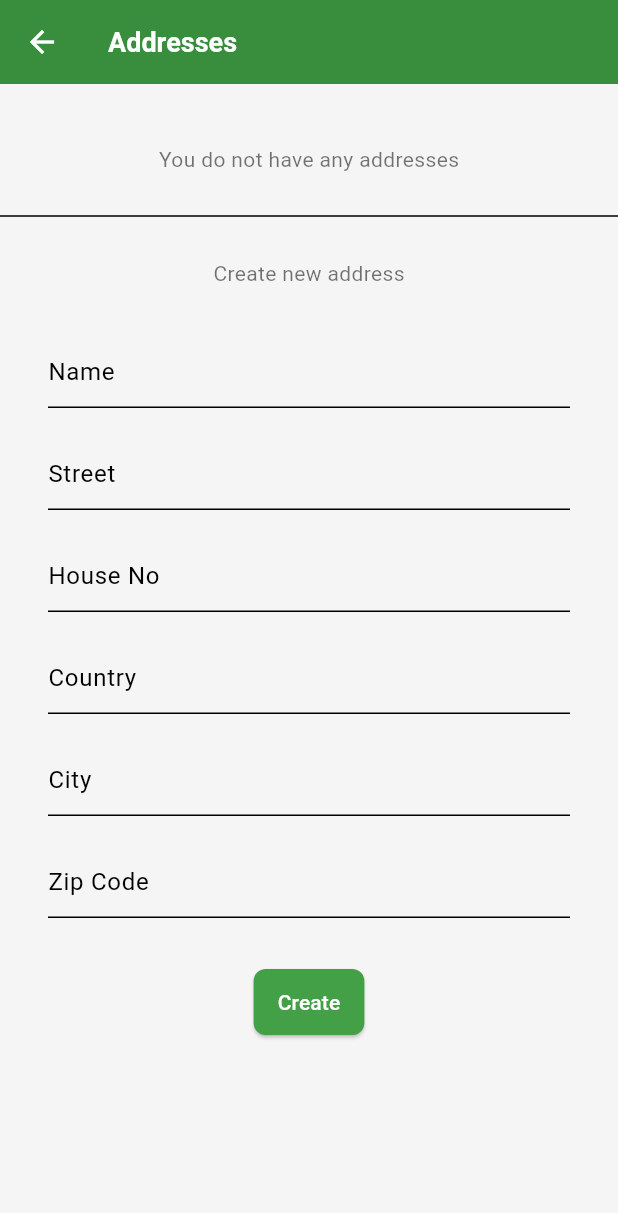
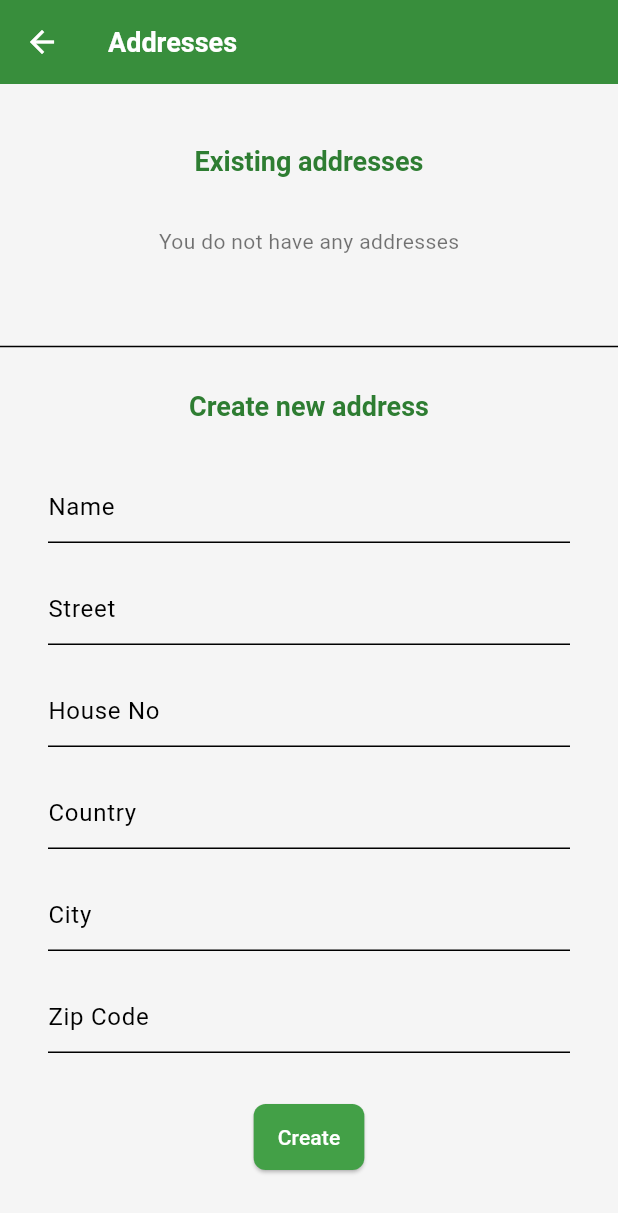
Before and after one commit to stanislav-zeman/recyclomator, a Flutter app: the screen it shows once a user with an empty profile is signed in, after a tap on "Change address", on a phone screen of 412 x 824 dp. Shown: the top 1213 px of the screen. Run offline on Flutter 3.47's test engine with Material 3 defaults, Android fonts, the phone set to English and light mode, and no system bars; our stand-ins replace cloud_firestore, firebase_auth, firebase_core, font_awesome_flutter, get_it, google_maps_flutter and 4 more; missing offline and left inert: firebase_ui_auth, lock_orientation_screen; accounts and stored records are empty.

Commit message:
feat: rework existing addresses layout

```diff
--- a/lib/presentation/pages/addresses_page.dart
+++ b/lib/presentation/pages/addresses_page.dart
@@ -17,45 +17,45 @@ class AddressesPage extends StatelessWidget {
       title: Text('Addresses'),
       child: StreamWidget(
         stream: _addressController.userAddresses,
-        onData: _buildAddressPage,
+        onData: (addresses) => _buildAddressPage(context, addresses),
       ),
     );
   }
 
-  Widget _buildAddressItem(Address address) {
+  Widget _buildAddressPage(BuildContext context, List<Address> addresses) {
     return Wrap(
-      spacing: 5,
+      spacing: 20,
+      runSpacing: 20,
       children: <Widget>[
-        Text(
-          address.name,
-          style: TextStyle(fontWeight: FontWeight.bold),
-        ),
-        SizedBox(width: 4),
-        Text(address.street),
-        Text(address.houseNo),
-        Text(address.city),
-        Text(address.zipCode),
-        Text(address.country),
-        SizedBox(width: 16),
-        ElevatedButton(
-          onPressed: () => _addressController.removeAddress(address.id),
-          child: Text('Delete'),
+        SizedBox(height: 20),
+        _buildExistingAddresses(context, addresses),
+        Divider(),
+        AddressCreator(),
+        SizedBox(height: 20),
+      ],
+    );
+  }
+
+  Widget _buildExistingAddresses(BuildContext context, List<Address> addresses) {
+    return Column(
+      children: [
+        _buildTitle(context, "Existing addresses"),
+        Padding(
+          padding: EdgeInsets.all(32.0),
+          child: _buildAddressList(context, addresses),
         ),
       ],
     );
   }
 
-  Widget _buildAddressList(List<Address> addresses) {
+  Widget _buildAddressList(BuildContext context, List<Address> addresses) {
     if (addresses.isEmpty) {
       return Center(child: Text('You do not have any addresses'));
     }
 
-    return Padding(
-      padding: const EdgeInsets.all(32.0),
-      child: Column(
-        children: <Widget>[
-          ListView.builder(
+    return ListView.builder(
       shrinkWrap: true,
+      physics: NeverScrollableScrollPhysics(),
       itemCount: addresses.length,
       itemBuilder: (BuildContext context, int index) {
         final Address address = addresses[index];
@@ -64,23 +64,37 @@ class AddressesPage extends StatelessWidget {
           child: _buildAddressItem(address),
         );
       },
+    );
+  }
+
+  Widget _buildAddressItem(Address address) {
+    return Wrap(
+      spacing: 5,
+      children: [
+        Row(
+          children: [
+            Column(
+              children: [
+                Text(
+                  address.name,
+                  style: TextStyle(fontWeight: FontWeight.bold),
+                ),
+                Text("${address.street} ${address.houseNo}"),
+                Text("${address.city} ${address.zipCode} ${address.country}"),
+              ],
+            ),
+            Spacer(),
+            IconButton(
+              icon: Icon(Icons.delete),
+              onPressed: () => _addressController.removeAddress(address.id),
             ),
           ],
         ),
+      ],
     );
   }
 
-  Widget _buildAddressPage(List<Address> addresses) {
-    return Wrap(
-      spacing: 20,
-      runSpacing: 20,
-      children: <Widget>[
-        SizedBox(height: 20),
-        _buildAddressList(addresses),
-        Divider(),
-        AddressCreator(),
-        SizedBox(height: 20),
-      ],
-    );
+  Widget _buildTitle(BuildContext context, String text) {
+    return Text(text, style: Theme.of(context).textTheme.titleLarge);
   }
 }
--- a/lib/presentation/pages/profile_page.dart
+++ b/lib/presentation/pages/profile_page.dart
@@ -44,7 +44,7 @@ class ProfilePage extends StatelessWidget {
     return Center(
       child: Column(
         children: <Widget>[
-          Text('Your data', style: Theme.of(context).textTheme.titleLarge),
+          _buildTitle(context, 'Your data'),
           Padding(
             padding: const EdgeInsets.all(32.0),
             child: Column(
@@ -59,6 +59,10 @@ class ProfilePage extends StatelessWidget {
     );
   }
 
+  Widget _buildTitle(BuildContext context, String text) {
+    return Text(text, style: Theme.of(context).textTheme.titleLarge);
+  }
+
   Widget _buildText(BuildContext context, String text) {
     return Text(text, style: Theme.of(context).textTheme.bodyMedium);
   }
--- a/lib/presentation/widgets/addresses/address_creator.dart
+++ b/lib/presentation/widgets/addresses/address_creator.dart
@@ -25,7 +25,7 @@ class _AddressCreatorState extends State<AddressCreator> {
   Widget build(BuildContext context) {
     return Column(
       children: <Widget>[
-        Text('Create new address'),
+        _buildTitle(context, 'Create new address'),
         Form(
           key: _formKey,
           child: Padding(
@@ -112,4 +112,8 @@ class _AddressCreatorState extends State<AddressCreator> {
     _zipCodeController.dispose();
     super.dispose();
   }
+
+  Widget _buildTitle(BuildContext context, String text) {
+    return Text(text, style: Theme.of(context).textTheme.titleLarge);
+  }
 }
```
Lines whose indentation alone changed are shown as unchanged.
